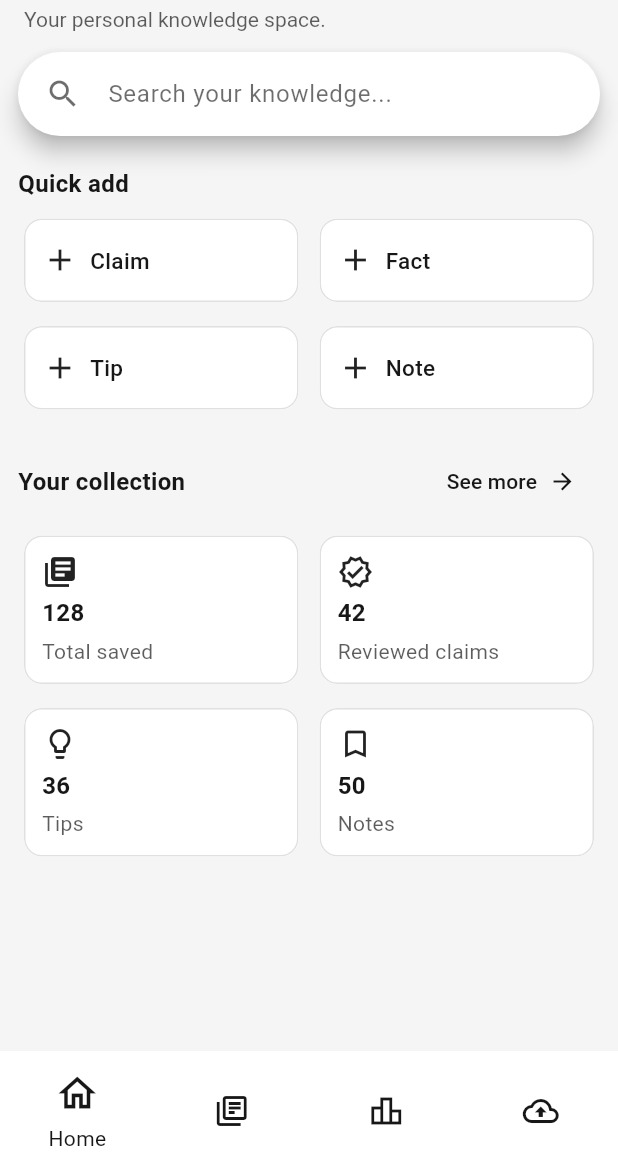
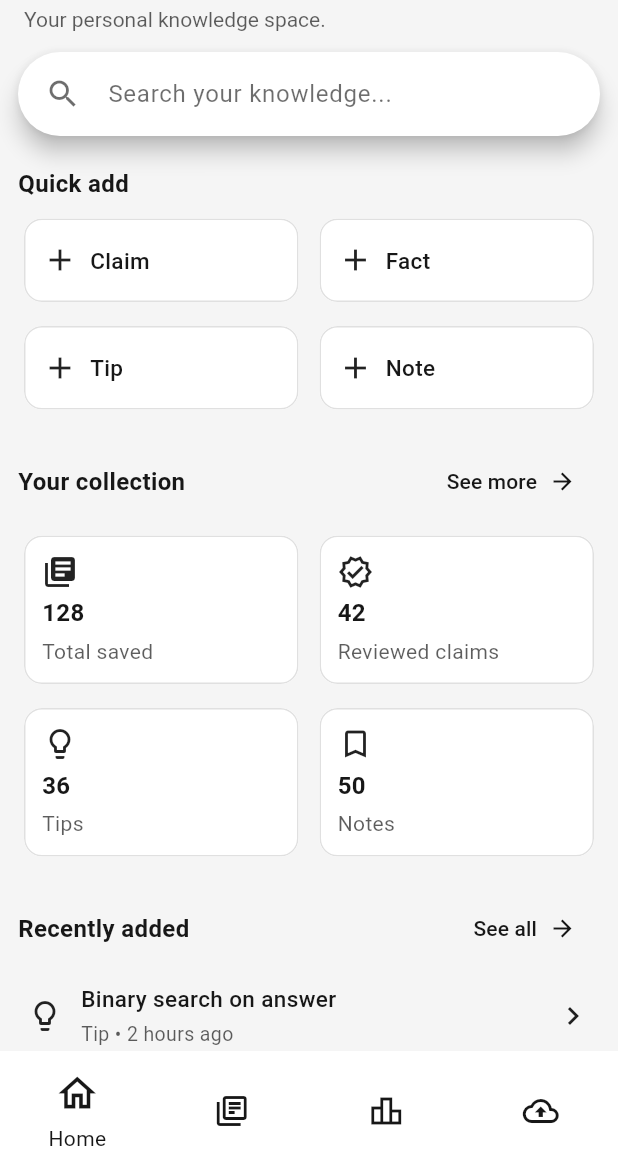
Before and after one commit to zubairehmad/recall, a Flutter app: the screen it shows after launch, on a phone screen of 412 x 824 dp, the part 65-1236 px from its top. Run offline on Flutter 3.47's test engine with Material 3 defaults, Android fonts, the phone set to English and light mode, and no system bars.

Commit message:
add recently added section in home screen

```diff
--- a/lib/features/home/screens/home_screen.dart
+++ b/lib/features/home/screens/home_screen.dart
@@ -3,6 +3,7 @@ import 'package:flutter/material.dart';
 import '../widgets/custom_search_bar.dart';
 import '../widgets/quick_add_section.dart';
 import '../widgets/basic_overview_section.dart';
+import '../widgets/recently_added_section.dart';
 
 class HomeScreen extends StatelessWidget {
   const HomeScreen({super.key});
@@ -56,6 +57,10 @@ class HomeScreen extends StatelessWidget {
             padding: padding,
             sliver: BasicOverviewSection(),
           ),
+          const SliverPadding(
+            padding: padding,
+            sliver: RecentlyAddedSection(),
+          ),
         ],
       ),
     );
--- /dev/null
+++ b/lib/features/home/widgets/information_list_item.dart
@@ -0,0 +1,112 @@
+import 'package:flutter/material.dart';
+
+import '../../../core/models/information.dart';
+
+class InformationListItem extends StatelessWidget {
+  final VoidCallback onPressed;
+  final Information information;
+
+  const InformationListItem({
+    super.key,
+    required this.information,
+    required this.onPressed,
+  });
+
+  @override
+  Widget build(BuildContext context) {
+    return InkWell(
+      onTap: onPressed,
+      borderRadius: BorderRadius.all(Radius.circular(12)),
+      child: Padding(
+        padding: const EdgeInsets.symmetric(horizontal: 6, vertical: 4),
+        child: Row(
+          children: [
+            Icon(getIcon(information.type)),
+            SizedBox(width: 12),
+            Expanded(
+              child: Column(
+                crossAxisAlignment: CrossAxisAlignment.start,
+                children: [
+                  Text(
+                    information.title,
+                    overflow: TextOverflow.ellipsis,
+                    maxLines: 1,
+                    style: const TextStyle(
+                      fontSize: 15,
+                      fontWeight: FontWeight.w500,
+                    ),
+                  ),
+                  const SizedBox(height: 4),
+                  Text(
+                    '${getInfoTypeName(information.type)} • ${asString(information.createdAt)}',
+                    style: TextStyle(
+                      fontSize: 13,
+                      color: Theme.of(
+                        context,
+                      ).colorScheme.onSurface.withAlpha(178),
+                    ),
+                  ),
+                ],
+              ),
+            ),
+            const Icon(Icons.chevron_right),
+          ],
+        ),
+      ),
+    );
+  }
+
+  String asString(DateTime time) {
+    final now = DateTime.now();
+    final duration = now.difference(time);
+
+    if (duration.inSeconds < 60) {
+      return 'A moment ago';
+    } else if (duration.inMinutes < 60) {
+      return '${duration.inMinutes} min${duration.inMinutes == 1 ? '' : 's'} ago';
+    } else if (duration.inHours < 24) {
+      return '${duration.inHours} hour${duration.inHours == 1 ? '' : 's'} ago';
+    } else if (duration.inHours < 48) {
+      return 'Yesterday';
+    } else if (duration.inDays < 7) {
+      return '${duration.inDays} days ago';
+    } else if (duration.inDays < 30) {
+      final weeks = duration.inDays ~/ 7;
+      return '$weeks week${weeks == 1 ? '' : 's'} ago';
+    }
+
+    final months = (now.year - time.year) * 12 + now.month - time.month;
+    if (months < 12) {
+      return '$months month${months == 1 ? '' : 's'} ago';
+    }
+
+    final years = months ~/ 12;
+    return '$years year${years == 1 ? '' : 's'} ago';
+  }
+
+  String getInfoTypeName(InformationType type) {
+    switch (type) {
+      case InformationType.tip:
+        return 'Tip';
+      case InformationType.fact:
+        return 'Fact';
+      case InformationType.claim:
+        return 'Claim';
+      case InformationType.note:
+        return 'Note';
+    }
+  }
+
+  IconData getIcon(InformationType type) {
+    switch (type) {
+      case InformationType.tip:
+        return Icons.lightbulb_outline;
+      case InformationType.fact:
+        return Icons.fact_check_outlined;
+      case InformationType.claim:
+        return Icons.campaign_outlined;
+      case InformationType.note:
+        return Icons.sticky_note_2_outlined;
+    }
+  }
+}
```
Also changed, not shown: lib/features/home/widgets/recently_added_section.dart (added, +85 -0 lines).
